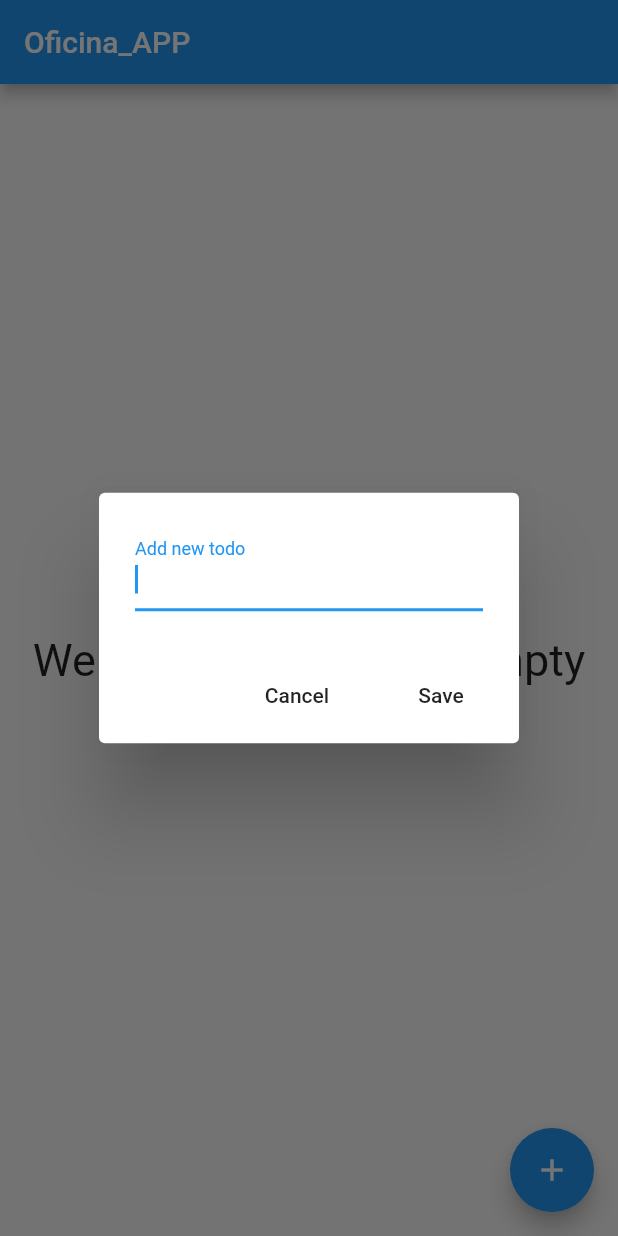
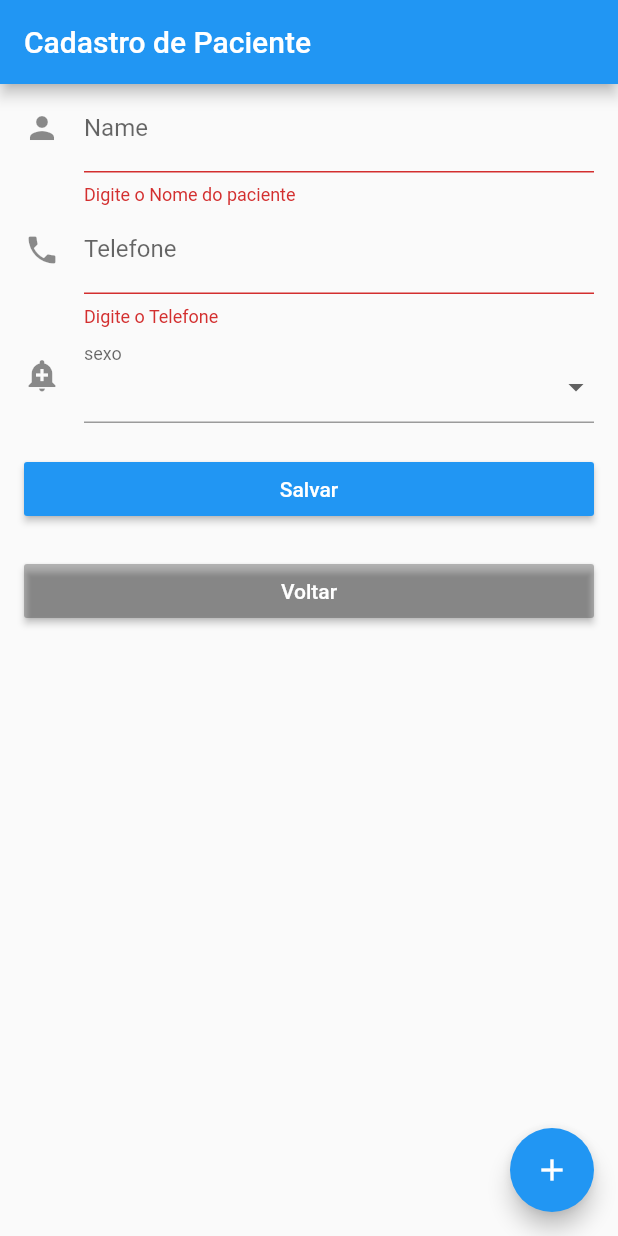
Before and after one commit to ValerioNunes/Oficina_App, a Flutter app: the screen it shows after launch, after a tap on the "add" icon, on a phone screen of 412 x 824 dp. Run offline on Flutter 3.47's test engine with Material 2 defaults, Android fonts, the phone set to English and light mode, and no system bars; our stand-ins replace firebase_database; accounts and stored records are empty.

Commit message:
Nova pagina e obj

```diff
--- a/lib/main.dart
+++ b/lib/main.dart
@@ -1,6 +1,6 @@
 import 'package:flutter/material.dart';
 import 'package:oficina_app/pages/home_page.dart';
-
+import 'package:oficina_app/pages/cad_paciente.dart';
 void main() {
   runApp(new MyApp());
 }
@@ -14,6 +14,6 @@ class MyApp extends StatelessWidget {
         theme: new ThemeData(
           primarySwatch: Colors.blue,
         ),
-        home: new HomePage( userId: "01547492"));
+        home: new CadPaciente( userId: "01547492"));
   }
 }
--- /dev/null
+++ b/lib/models/paciente.dart
@@ -0,0 +1,27 @@
+import 'package:firebase_database/firebase_database.dart';
+
+class Paciente {
+  String key = "";
+  String nome= "";
+  String telefone= "";
+  String alunoId= "";
+  String sexo= "";
+
+  Paciente();
+
+  Paciente.fromSnapshot(DataSnapshot snapshot) :
+        key = snapshot.key,
+        nome = snapshot.value["nome"],
+        telefone = snapshot.value["telefone"],
+        alunoId = snapshot.value["pacienteId"],
+        sexo = snapshot.value["sexo"];
+
+  toJson() {
+    return {
+      "nome": nome,
+      "telefone": telefone,
+      "alunoId": alunoId,
+      "sexo": sexo,
+    };
+  }
+}
--- /dev/null
+++ b/lib/pages/cad_paciente.dart
@@ -0,0 +1,351 @@
+import 'package:flutter/material.dart';
+import 'package:oficina_app/models/paciente.dart';
+import 'package:firebase_database/firebase_database.dart';
+import 'dart:async';
+
+class CadPaciente extends StatefulWidget {
+
+  CadPaciente({Key key, this.userId, }) : super(key: key);
+  final String userId;
+
+  @override
+  State<StatefulWidget> createState() => new _CadPacienteState();
+
+}
+
+class _CadPacienteState extends State<CadPaciente> {
+
+
+  static List<String> _sexos = <String>['','Masculino', 'Feminino'];
+  String _sexo = "";
+
+  TextEditingController _Nome = new TextEditingController();
+  TextEditingController _Telefone = new TextEditingController();
+  final GlobalKey<FormState> _formKey = new GlobalKey<FormState>();
+
+  final FirebaseDatabase _database = FirebaseDatabase.instance;
+  StreamSubscription<Event> _onModelAddedSubscription;
+  StreamSubscription<Event> _onModelChangedSubscription;
+  StreamSubscription<Event> _onModelDeleteSubscription;
+
+  int _selectedDrawerIndex = 0 ;
+
+  Paciente _model = new Paciente();
+
+  List<Paciente> _modelList;
+
+  Query _modelQuery;
+
+  @override
+  void initState() {
+
+     super.initState();
+
+    _modelList = new List();
+    _modelQuery = _database
+        .reference()
+        .child("paciente")
+        .orderByChild("alunoId")
+        .equalTo(widget.userId);
+
+    _onModelAddedSubscription = _modelQuery.onChildAdded.listen(_onModelAdded);
+    _onModelChangedSubscription = _modelQuery.onChildChanged.listen(_onModelChanged);
+    _onModelDeleteSubscription = _modelQuery.onChildRemoved.listen(_onModelRemove);
+  }
+
+  @override
+  void dispose() {
+    _onModelAddedSubscription.cancel();
+    _onModelChangedSubscription.cancel();
+    _onModelDeleteSubscription.cancel();
+    super.dispose();
+  }
+
+  _getDrawerItemWidget(int pos,BuildContext context) {
+    switch (pos) {
+      case 0:
+        return  _showModelList() ;
+      case 1:
+        return _showCadEdt(context);
+      default:
+        return new Text("Error");
+    }
+  }
+
+  _onSelectItem(int index) {
+    setState(() => _selectedDrawerIndex = index);
+  }
+
+  _addNewModel(Paciente model) {
+    _database.reference().child("paciente").push().set(model.toJson());
+  }
+
+  _updateModel(Paciente model){
+    //Toggle completed
+
+    if (model != null) {
+      _database.reference().child("paciente").child(model.key).set(model.toJson());
+    }
+  }
+
+  _deleteModel(String modelId, int index) {
+    _database.reference().child("paciente").child(modelId).remove().then((_) {
+      setState(() {
+        _modelList.removeAt(index);
+      });
+    });
+  }
+
+  bool submit(BuildContext context) {
+    // First validate form.
+    if (this._formKey.currentState.validate()) {
+      _formKey.currentState.save(); // Save our form now.
+
+      _model.alunoId = widget.userId;
+
+      if(_model.key == "")
+          _addNewModel(_model);
+      else
+          _updateModel(_model);
+
+      _model = Paciente();
+      _onSelectItem(0);
+
+      _formKey.currentState.reset();
+      return true;
+    }
+    _showDialog( context, "Ops, Cadastro Inválido !!!");
+    return false;
+  }
+
+  _showDialog(BuildContext context, String msg) {
+
+    showDialog(
+      context: context,
+      builder: (BuildContext context) {
+        // return object of type Dialog
+        return AlertDialog(
+          title: new Text("Info"),
+          content: new Text(msg),
+          actions: <Widget>[
+            new FlatButton(
+              child: new Text("OK"),
+              onPressed: () {
+                Navigator.of(context).pop();
+              },
+            ),
+          ],
+        );
+      },
+    );
+  }
+
+  _onModelChanged(Event event) {
+    var oldEntry = _modelList.singleWhere((entry) {
+      return entry.key == event.snapshot.key;
+    });
+    setState(() {
+      _modelList[_modelList.indexOf(oldEntry)] =
+          Paciente.fromSnapshot(event.snapshot);
+    });
+  }
+
+  _onModelRemove(Event event) {
+    var oldEntry = _modelList.singleWhere((entry) {
+      return entry.key == event.snapshot.key;
+    });
+    setState(() {
+      _modelList.remove(oldEntry);
+    });
+  }
+
+  _onModelAdded(Event event) {
+    setState(() {
+      _modelList.add(Paciente.fromSnapshot(event.snapshot));
+    });
+  }
+
+  _editarModel(Paciente model){
+    print(model.nome);
+    _model = model;
+    _onSelectItem(1);
+
+  }
+
+  Widget _showModelList() {
+    if (_modelList != null) {
+      if (_modelList.length > 0) {
+      return ListView.builder(
+          shrinkWrap: true,
+          itemCount: _modelList.length,
+          itemBuilder: (BuildContext context, int index) {
+            String modelId = _modelList[index].key;
+            String nome = _modelList[index].nome;
+            String telefone = _modelList[index].telefone;
+            String sexo = _modelList[index].sexo;
+
+            return Dismissible(
+              key: Key(modelId),
+              background: Container(color: Colors.red),
+              onDismissed: (direction) async {
+                _deleteModel(modelId, index);
+              },
+              child: ListTile(
+                title: Text(
+                  nome,
+                  style: TextStyle(fontSize: 20.0),
+                ),
+                subtitle: Text(
+                  telefone + "\n" + sexo,
+                  style: TextStyle(fontSize: 10.0),
+                ),
+                trailing: IconButton(
+                    icon: Icon(
+                      Icons.edit,
+                      color: Colors.green,
+                      size: 20.0,
+                    ),
+                    onPressed: () {
+                      _editarModel(_modelList[index]);
+                    }),
+              ),
+            );
+          });
+    } else {
+      return Center(child: Text("Nenhum Paciente Cadastrado",
+        textAlign: TextAlign.center,
+        style: TextStyle(fontSize: 23.0),));
+    }
+  }
+  }
+
+  Widget _showCadEdt(BuildContext context) {
+
+    if(_model.key != "") {
+      _Nome.text = _model.nome;
+      _Telefone.text = _model.telefone;
+      _sexo = _model.sexo;
+    }else{
+      _Nome.text = "";
+      _Telefone.text = "";
+      _sexo = "";
+    }
+
+    return new SafeArea(
+        top: false,
+        bottom: false,
+        child: new Form(
+            key: this._formKey,
+            autovalidate: true,
+            child: new ListView(
+              padding: const EdgeInsets.symmetric(horizontal: 16.0),
+              children: <Widget>[
+                new TextFormField(
+                    controller : _Nome,
+                    decoration: const InputDecoration(
+                      icon: const Icon(Icons.person),
+                      hintText: 'Nome Paciente',
+                      labelText: 'Name',
+                    ),
+                    validator: (value) => value.isEmpty ? 'Digite o Nome do paciente' : null,
+                    onSaved: (String value) {
+                      this._model.nome = value;
+                    }
+                ),
+                new TextFormField(
+                  controller : _Telefone,
+                  decoration: const InputDecoration(
+                    icon: const Icon(Icons.phone),
+                    hintText: 'Telefone',
+                    labelText: 'Telefone',
+                  ),
+                  validator: (value) => value.isEmpty ? 'Digite o Telefone' : null,
+                  onSaved: (String value) {
+                    this._model.telefone = value;
+                  },
+                  keyboardType: TextInputType.phone,
+                  //inputFormatters: [WhitelistingTextInputFormatter.digitsOnly,],
+                ),
+                new FormField(
+                  builder: (FormFieldState state) {
+                    return InputDecorator(
+                      decoration: InputDecoration(
+                        icon: const Icon(Icons.add_alert),
+                        labelText: 'sexo',
+                      ),
+
+                      child: new DropdownButtonHideUnderline(
+                        child: new DropdownButton(
+                          value: _sexo,
+                          isDense: true,
+                          onChanged: (String newValue) {
+                            _sexo = newValue;
+                            this._model.sexo = _sexo;
+                            state.didChange(newValue);
+                          },
+
+                          items: _sexos.map((String value) {
+                            return new DropdownMenuItem(
+                              value: value,
+                              child: new Text(value),
+                            );
+                          }).toList(),
+                        ),
+                      ),
+                    );
+                  },
+                ),
+                new Container(
+
+                  child: new RaisedButton(
+                    child: new Text(
+                      'Salvar',
+                      style: new TextStyle(
+                          color: Colors.white
+                      ),
+                    ),
+                    onPressed: () => (submit(context)),
+                    color: Colors.blue,
+                  ),
+
+                  margin: new EdgeInsets.only(
+                      top: 20.0
+                  ),
+                ),
+                new Container(
+                  child: new RaisedButton(
+                    child: new Text(
+                      'Voltar',
+                      style: new TextStyle(
+                          color: Colors.white
+                      ),
+                    ),
+                    onPressed: () => { _onSelectItem(0), _model = new Paciente()},
+                    color: Colors.black26,
+                  ),
+
+                  margin: new EdgeInsets.only(
+                      top: 20.0
+                  ),
+                )
+              ],
+            )));
+  }
+
+  @override
+  Widget build(BuildContext context) {
+    return new Scaffold(
+        appBar: new AppBar(
+          title: new Text('Cadastro de Paciente'),
+        ),
+        body: _getDrawerItemWidget(_selectedDrawerIndex,context),
+        floatingActionButton: FloatingActionButton(
+            tooltip: 'Increment',
+            child: Icon(Icons.add),
+            onPressed:() => {
+              _onSelectItem(1)
+            }
+        )
+    );
+  }
+}
```
Also changed, not shown: lib/pages/home_page.dart (+9 -7 lines).
